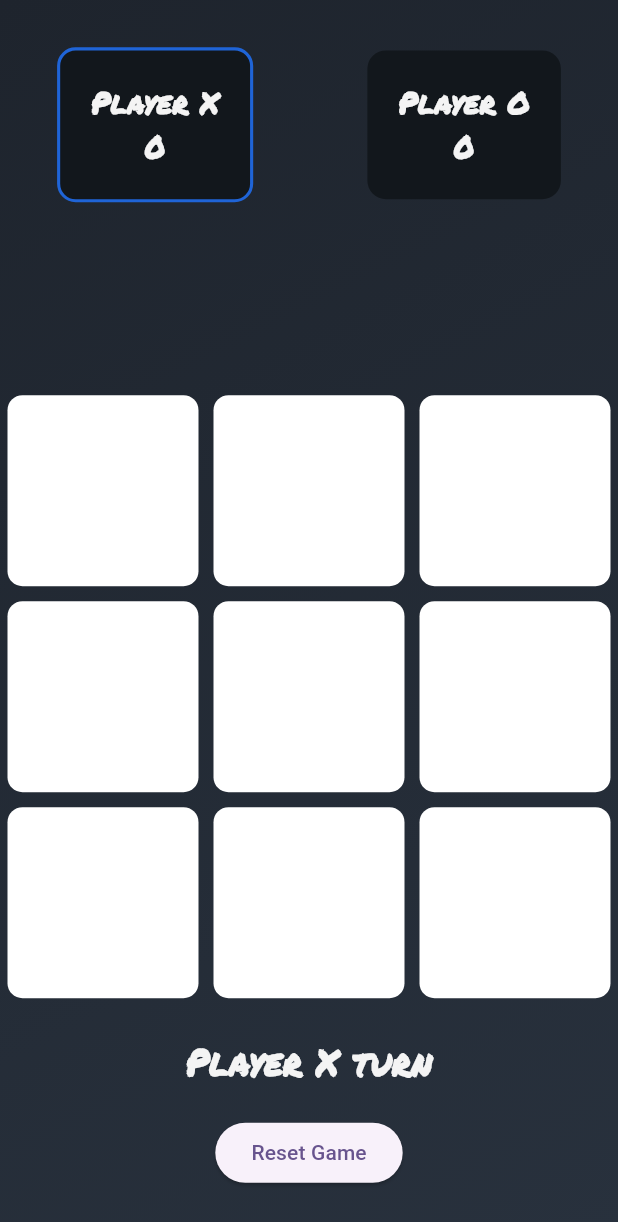
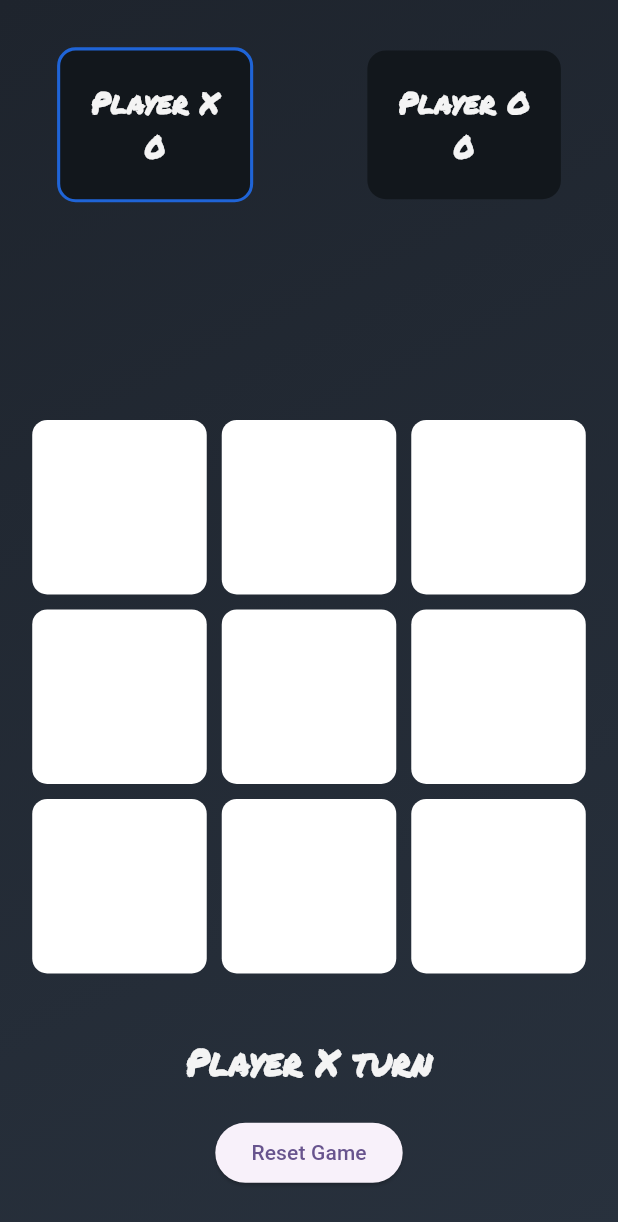
Before and after one commit to SouhailKrs/Flutter-Tic-Tac-Toe, a Flutter app: the GameScreen screen opened directly, on a phone screen of 412 x 824 dp. Shown: the top 1222 px of the screen. Run offline on Flutter 3.47's test engine with Material 2 defaults, Android fonts, the phone set to English and light mode, and no system bars; our stand-ins replace google_fonts, sizer.

Commit message:
grid margin

```diff
--- a/lib/screens/game_screen.dart
+++ b/lib/screens/game_screen.dart
@@ -103,6 +103,7 @@ String winner = '';
   Widget build(BuildContext context) {
     return Scaffold(
       body: Container(
+
         decoration: const BoxDecoration(
           gradient: LinearGradient(
             begin: Alignment.topLeft,
@@ -125,7 +126,9 @@ String winner = '';
             SizedBox(
               height: 15.h,
             ),
-            GridView.builder(
+            Container(
+              margin:  EdgeInsets.all(4.0.w),
+              child: GridView.builder(
                 padding: const EdgeInsets.all(5.0),
                 shrinkWrap: true,
                 gridDelegate: const SliverGridDelegateWithFixedCrossAxisCount(
@@ -167,6 +170,7 @@ String winner = '';
                 },
                 itemCount: 9,
               ),
+            ),
             const SizedBox(height: 20),
             Text('Player $currentPlayer turn',
                 style: TextStyle(
```
Lines whose indentation alone changed are shown as unchanged.
